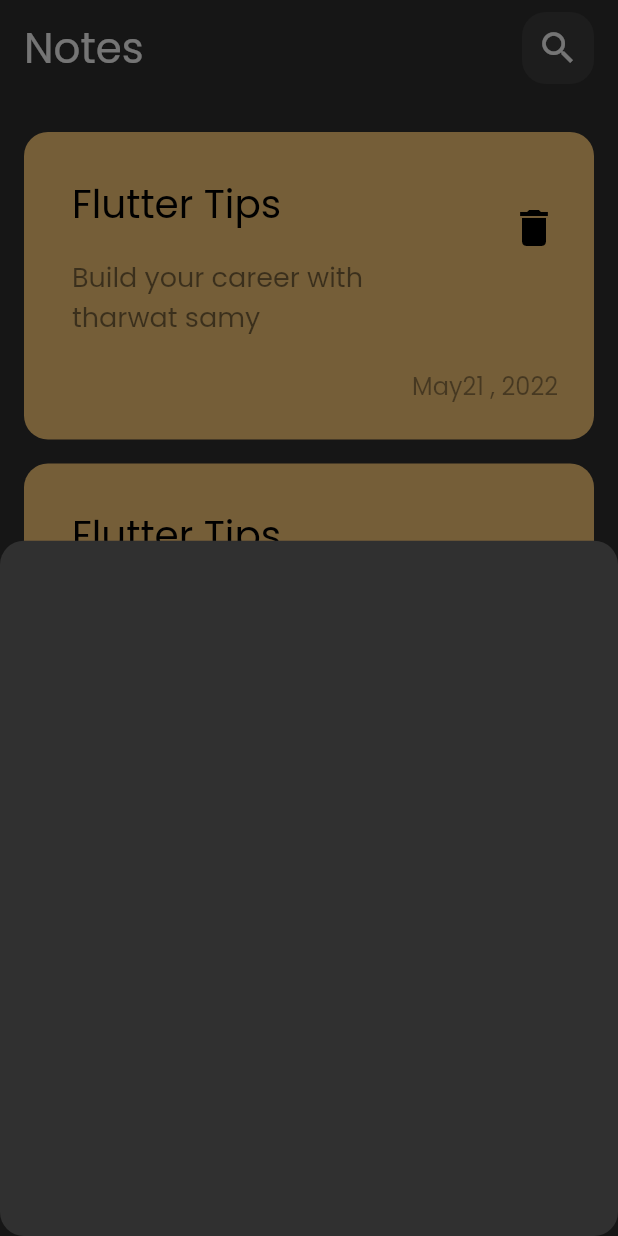
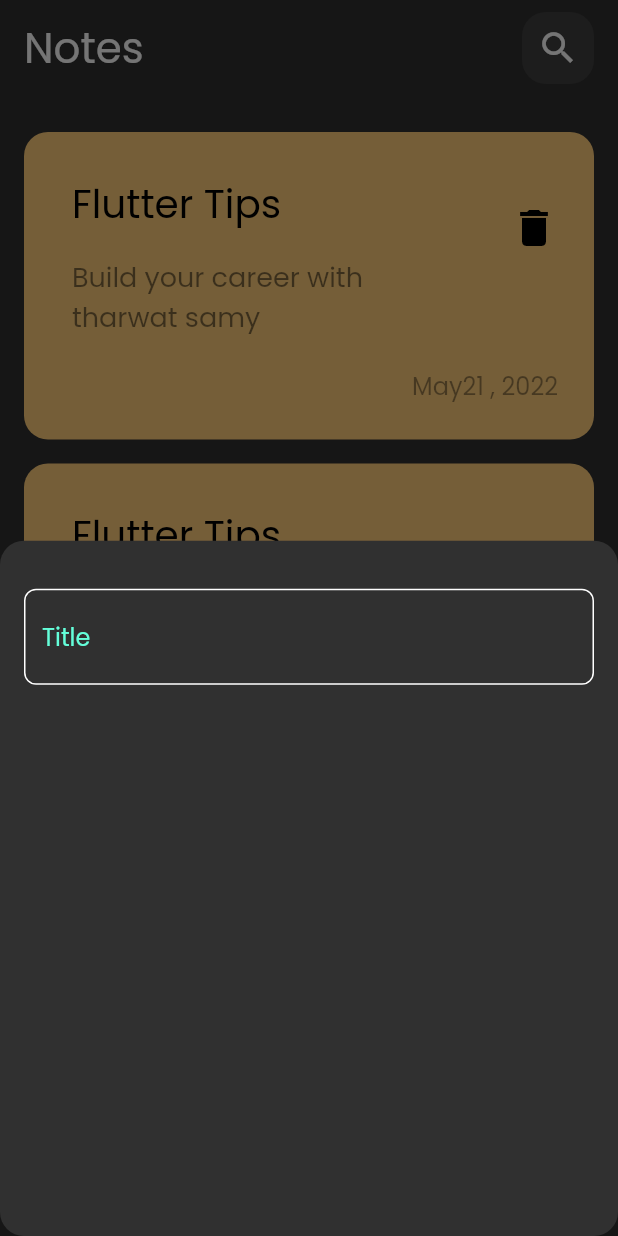
Before and after one commit to FakhrElddin/notes_app, a Flutter app: the screen it shows after launch, after a tap on the "add" icon, on a phone screen of 412 x 824 dp. Run offline on Flutter 3.47's test engine with Material 2 defaults, Android fonts, the phone set to English and light mode, and no system bars.

Commit message:
create custom text field

```diff
--- /dev/null
+++ b/lib/constants.dart
@@ -0,0 +1,3 @@
+import 'package:flutter/material.dart';
+
+const kPrimaryColor = Color(0xff64ffda);
--- a/lib/widgets/add_note_bottom_sheet.dart
+++ b/lib/widgets/add_note_bottom_sheet.dart
@@ -1,11 +1,22 @@
 import 'package:flutter/material.dart';
 import 'package:flutter/widgets.dart';
+import 'package:notes_app/widgets/custom_text_field.dart';
 
 class AddNoteBottomSheet extends StatelessWidget {
   const AddNoteBottomSheet({super.key});
 
   @override
   Widget build(BuildContext context) {
-    return Container();
+    return const Padding(
+      padding:  EdgeInsets.symmetric(horizontal: 16.0),
+      child:  Column(
+        children: [
+          SizedBox(
+            height: 32,
+          ),
+          CustomTextField(),
+        ],
+      ),
+    );
   }
 }
--- /dev/null
+++ b/lib/widgets/custom_text_field.dart
@@ -0,0 +1,31 @@
+import 'package:flutter/material.dart';
+import 'package:notes_app/constants.dart';
+
+class CustomTextField extends StatelessWidget {
+  const CustomTextField({super.key});
+
+  @override
+  Widget build(BuildContext context) {
+    return TextField(
+      cursorColor: kPrimaryColor,
+      decoration: InputDecoration(
+        hintText: 'Title',
+        hintStyle: const TextStyle(
+          color: kPrimaryColor,
+        ),
+        border: buildBorder(),
+        enabledBorder: buildBorder(),
+        focusedBorder: buildBorder(kPrimaryColor),
+      ),
+    );
+  }
+
+  OutlineInputBorder buildBorder([color]) {
+    return OutlineInputBorder(
+        borderRadius: BorderRadius.circular(8),
+        borderSide: BorderSide(
+        color: color ?? Colors.white,
+      ),
+      );
+  }
+}
```
